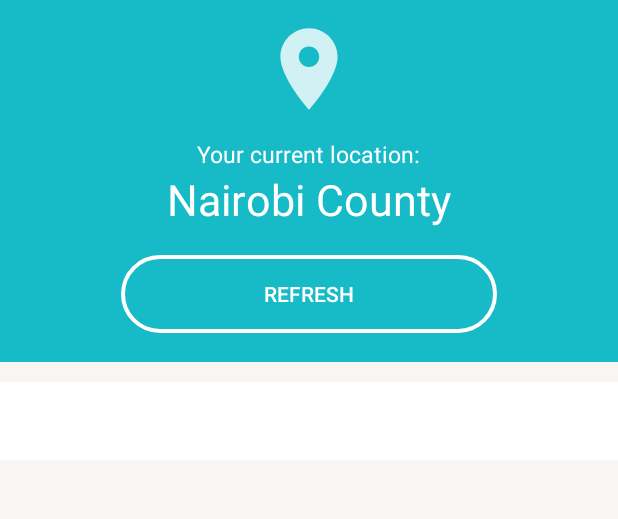
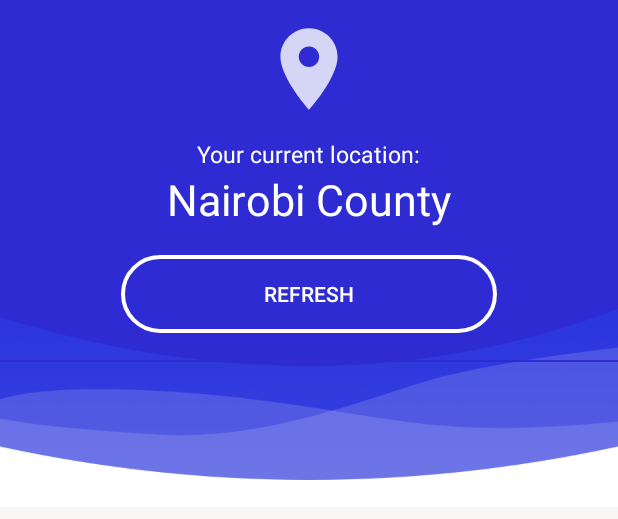
Before and after one commit to Vuyanzi/iGovern, an Android app: the layout fragment_home_page.xml on its own in the app's theme, with its tools: preview values and no code run, on a phone screen of 412 x 824 dp. Shown: the top 519 px of the screen. Run offline under Robolectric (Android 15) with nearby library versions, the phone set to English and light mode, and no system bars.

Commit message:
Final Commit

```diff
--- a/app/src/debug/res/values/google_maps_api.xml
+++ b/app/src/debug/res/values/google_maps_api.xml
@@ -1,3 +1,3 @@
 <resources>
-    <string name="google_maps_key" templateMergeStrategy="preserve" translatable="false">AIzaSyCk6xTQp2af5DQbZIgaHtxc_RrXSvPB8NY</string>
+    <string name="google_maps_key" templateMergeStrategy="preserve" translatable="false">AIzaSyDC_hUXYojzasjRm0IP7tXD5wmPSEYPJ-U</string>
 </resources>
--- a/app/src/main/java/studios/luxurious/igovern/activities/MapsActivity.java
+++ b/app/src/main/java/studios/luxurious/igovern/activities/MapsActivity.java
@@ -162,7 +162,6 @@ public class MapsActivity extends FragmentActivity implements GoogleApiClient.Co
 
                     String country = address.getCountryName();
 
-                    //TODO check if request is from kenya
                     sharedPref.setCountyName(county_name);
 
                     if (country.equalsIgnoreCase("Kenya")){
--- a/app/src/main/res/drawable/ic_launcher_foreground.xml
+++ b/app/src/main/res/drawable/ic_launcher_foreground.xml
@@ -3,7 +3,7 @@
     android:height="108dp"
     android:viewportWidth="41.37931"
     android:viewportHeight="41.37931"
-    android:tint="#FFFFFF">
+    android:tint="#2D2BD1">
   <group android:translateX="8.689655"
       android:translateY="8.689655">
       <path
--- a/app/src/main/res/layout/activity_main.xml
+++ b/app/src/main/res/layout/activity_main.xml
@@ -27,7 +27,7 @@
             app:mbn_countTypeface="fonts/SourceSansPro-Regular.ttf"
             app:mbn_defaultIconColor="@color/white"
             app:mbn_rippleColor="#F79F09AF"
-            app:mbn_selectedIconColor="#3c415e"
+            app:mbn_selectedIconColor="@color/white"
             app:mbn_shadowColor="#1f212121" />
 
 
--- a/app/src/main/res/layout/fragment_home_page.xml
+++ b/app/src/main/res/layout/fragment_home_page.xml
@@ -20,8 +20,8 @@
             <LinearLayout
                 android:id="@+id/crescentoContainer"
                 android:layout_width="match_parent"
-                android:layout_height="wrap_content"
-                android:background="@color/colorPrimary"
+                android:layout_height="@dimen/_260sdp"
+                android:background="@drawable/curved"
                 android:orientation="vertical"
                 android:scaleType="centerCrop">
 
--- a/app/src/main/res/values/colors.xml
+++ b/app/src/main/res/values/colors.xml
@@ -1,8 +1,9 @@
 <?xml version="1.0" encoding="utf-8"?>
 <resources>
-    <color name="colorPrimary">#17BAC7</color>
-    <color name="colorPrimaryDark">#118B95</color>
-    <color name="colorAccent">#E84538</color>
+    <color name="colorPrimary">#2D2BD1</color>
+    <color name="colorPrimaryLight">#3835FF</color>
+    <color name="colorPrimaryDark">@color/colorPrimary</color>
+    <color name="colorAccent">#4CAF50</color>
     <color name="white">#FFFFFF</color>
     <color name="orange">#ff6f00</color>
     <color name="default_text_color">#3c415e</color>
--- a/app/src/main/res/values/ic_launcher_background.xml
+++ b/app/src/main/res/values/ic_launcher_background.xml
@@ -1,4 +1,4 @@
 <?xml version="1.0" encoding="utf-8"?>
 <resources>
-    <color name="ic_launcher_background">#17BAC7</color>
+    <color name="ic_launcher_background">#FFFFFF</color>
 </resources>
```
Also changed, not shown: app/src/main/ic_launcher-playstore.png, app/src/main/res/drawable/curved.png (added), app/src/main/res/drawable/logo.png, app/src/main/res/mipmap-hdpi/ic_launcher.png, app/src/main/res/mipmap-hdpi/ic_launcher_round.png, app/src/main/res/mipmap-mdpi/ic_launcher.png, app/src/main/res/mipmap-mdpi/ic_launcher_round.png, app/src/main/res/mipmap-xhdpi/ic_launcher.png, app/src/main/res/mipmap-xhdpi/ic_launcher_round.png, app/src/main/res/mipmap-xxhdpi/ic_launcher.png, app/src/main/res/mipmap-xxhdpi/ic_launcher_round.png, app/src/main/res/mipmap-xxxhdpi/ic_launcher.png, app/src/main/res/mipmap-xxxhdpi/ic_launcher_round.png.
